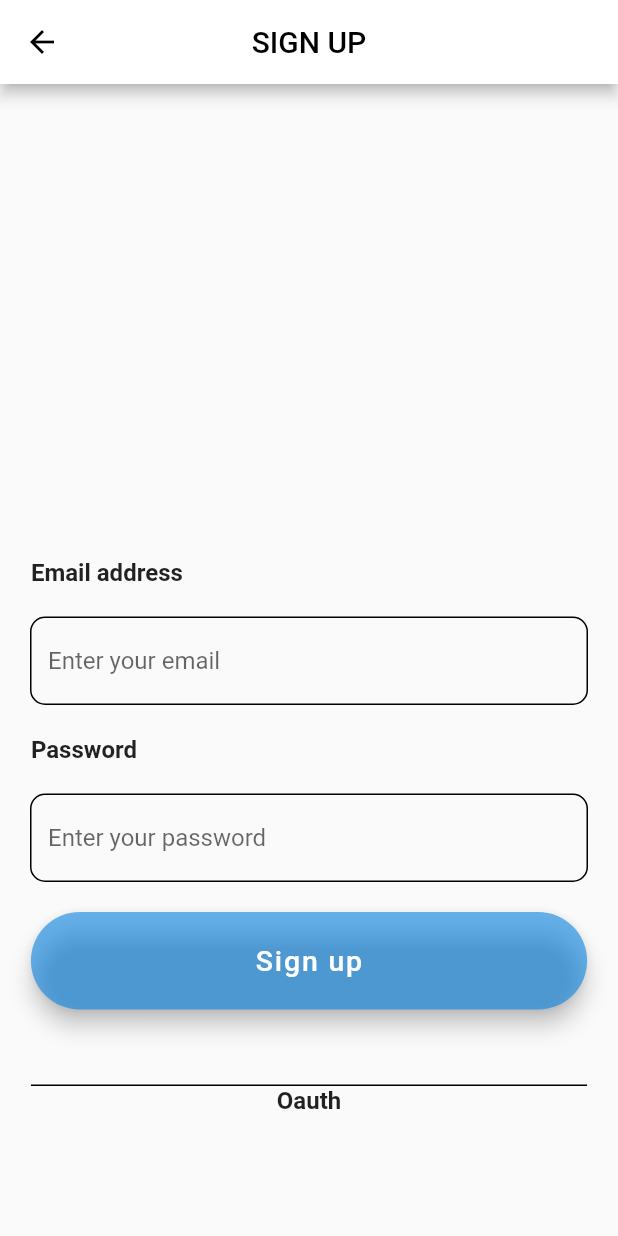
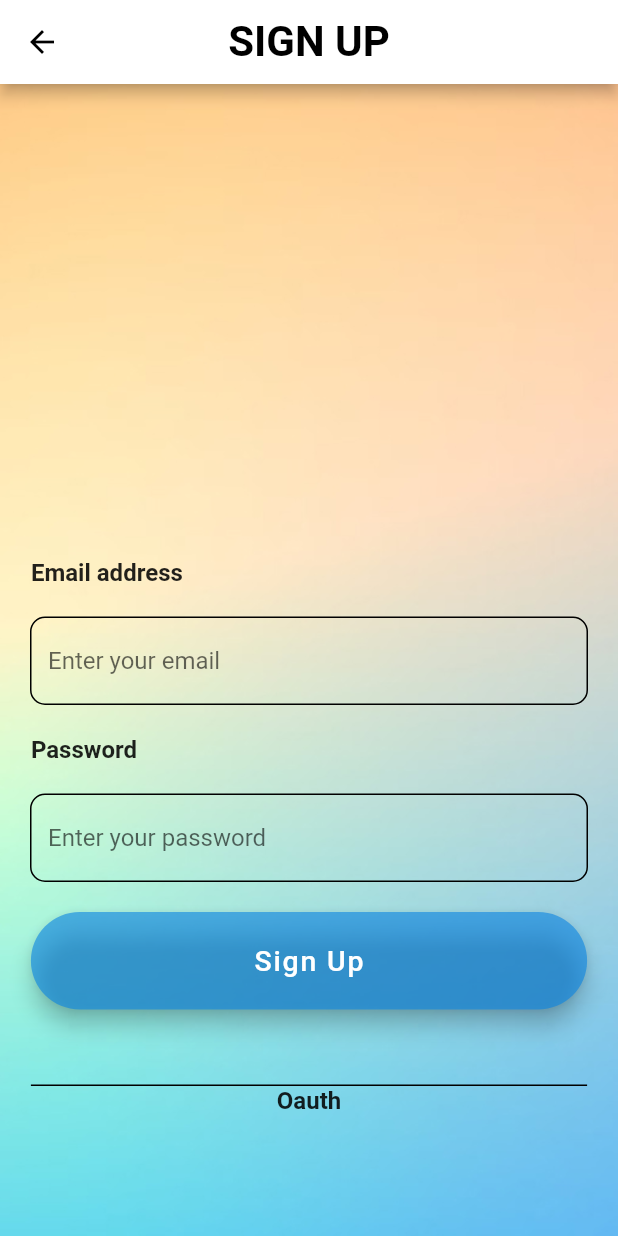
Before and after one commit to zachmae/AREA, a Flutter app: the screen it shows after launch, after a tap on "Sign Up", on a phone screen of 412 x 824 dp. Run offline on Flutter 3.47's test engine with Material 2 defaults, Android fonts, the phone set to English and light mode, and no system bars; network calls fail.

Commit message:
feat(mobile): :card_file_box: connection between front and back for the sign in/up

```diff
--- a/mobile/lib/layout/register.dart
+++ b/mobile/lib/layout/register.dart
@@ -5,13 +5,12 @@
 ** Wrote by Erwan Cariou <erwan1.cariou@epitech.eu>
 */
 
-import 'dart:convert';
-
 import 'package:area/model/flex_size.dart';
 import 'package:flutter/material.dart';
 import 'package:area/model/field.dart';
-import 'package:http/http.dart' as http;
 import 'package:area/layout/welcome.dart';
+import 'package:area/model/sign_appBar.dart';
+import 'package:area/requests/sign.dart';
 
 class RegisterPage extends StatefulWidget {
   const RegisterPage({Key? key}) : super(key: key);
@@ -25,33 +24,19 @@ class _RegisterPageState extends State<RegisterPage> {
   TextEditingController emailController = TextEditingController();
   TextEditingController passwordController = TextEditingController();
 
-  Future login(BuildContext context) async {
-    var url = Uri.http("http://127.0.0.1:7000/api/v1/sign", "/up");
-    var response = await http.post(url, body: {
-      "username" : emailController.text,
-      "password" : passwordController.text
-    });
-    var data = json.decode(response.body);
-
-    if (response.statusCode == 200 && data == 'ok') {
-      Navigator.push(context, MaterialPageRoute(
-          builder: (context) => const WelcomePage()));
-    }
-  }
-
   @override
   Widget build(BuildContext context) {
     return Scaffold(
-      appBar: AppBar(
-        leading: IconButton(
-        icon: const Icon(Icons.arrow_back, color: Colors.black),
-          onPressed: () => Navigator.push(context, MaterialPageRoute(
+        appBar: SignAppBar(title: 'SIGN UP', onBackPressed: () => Navigator.push(context, MaterialPageRoute(
             builder: (context) => const WelcomePage()))),
-        backgroundColor: Colors.white,
-        title: const Text('SIGN UP', style: TextStyle(color: Colors.black)),
-        centerTitle: true,
+        body: Container(
+          decoration: const BoxDecoration(
+            image: DecorationImage(
+              image: AssetImage('assets/background.jpg'),
+              fit: BoxFit.cover,
             ),
-        body: Column(
+          ),
+          child: Column(
             mainAxisAlignment: MainAxisAlignment.end,
             children: [
               SizedBox(width: perWidth(context, 90), child: const Text('Email address', style: TextStyle(fontSize: 16, fontWeight: FontWeight.bold))),
@@ -62,15 +47,16 @@ class _RegisterPageState extends State<RegisterPage> {
               SizedBox(width: perWidth(context, 90), child: const Text('Password', style: TextStyle(fontSize: 16, fontWeight: FontWeight.bold))),
               Padding(
                   padding: const EdgeInsets.all(20.0),
-              child: FieldWidget(hintText: 'Enter your password', controller: passwordController),
+                  child: FieldWidget(hintText: 'Enter your password', controller: passwordController, obscureText: true)
               ),
               SizedBox(
                   width: perWidth(context, 90),
                   height: 65,
                   child: FloatingActionButton(
                       shape: const RoundedRectangleBorder(borderRadius: BorderRadius.all(Radius.circular(50.0))),
-                    onPressed: () => login(context),
-                    child: const Text('Sign up',
+                      onPressed: () => register(onPressed: () => Navigator.push(context, MaterialPageRoute(
+                          builder: (context) => const WelcomePage())), email: emailController.text, password: passwordController.text),
+                      child: const Text('Sign Up',
                           style: TextStyle(
                             color: Colors.white,
                             fontSize: 19,
@@ -89,6 +75,7 @@ class _RegisterPageState extends State<RegisterPage> {
                   child: Text('Oauth',
                       style: TextStyle(fontSize: 16, fontWeight: FontWeight.bold))),
             ],
+          ),
         ));
   }
 }
--- a/mobile/lib/layout/welcome.dart
+++ b/mobile/lib/layout/welcome.dart
@@ -20,7 +20,14 @@ class _WelcomePageState extends State<WelcomePage> {
   @override
   Widget build(BuildContext context) {
     return Scaffold(
-        body: Column(children: [
+        body: Container(
+          decoration: const BoxDecoration(
+            image: DecorationImage(
+              image: AssetImage('assets/background.jpg'),
+              fit: BoxFit.cover,
+            ),
+          ),
+          child: Column(children: [
             SizedBox(height: perHeight(context, 10)),
             SizedBox(
               height: perHeight(context, 35),
@@ -30,6 +37,7 @@ class _WelcomePageState extends State<WelcomePage> {
             SizedBox(height: perHeight(context, 5)),
             signButton(context, false),
           ],),
+        ),
     );
   }
 
--- a/mobile/lib/model/field.dart
+++ b/mobile/lib/model/field.dart
@@ -10,15 +10,16 @@ import 'package:flutter/material.dart';
 class FieldWidget extends StatelessWidget {
   final String hintText;
   final Function ?onChanged;
-  TextEditingController controller;
+  final bool obscureText;
+  final TextEditingController controller;
 
-  FieldWidget({super.key, required this.hintText, required this.controller, this.onChanged});
+  const FieldWidget({super.key, required this.hintText, required this.controller, this.onChanged, this.obscureText = false});
 
   @override
   Widget build(BuildContext context) {
     return TextField(
       controller: controller,
-      obscureText: true,
+      obscureText: obscureText,
       decoration: InputDecoration(
         hintText: hintText,
         enabledBorder: OutlineInputBorder(
--- /dev/null
+++ b/mobile/lib/model/sign_appBar.dart
@@ -0,0 +1,31 @@
+/*
+** Copyright GETOUT SAS - All Rights Reserved
+** Unauthorized copying of this file, via any medium is strictly prohibited
+** Proprietary and confidential
+** Wrote by Erwan Cariou <erwan1.cariou@epitech.eu>
+*/
+
+import 'package:flutter/material.dart';
+
+class SignAppBar extends StatelessWidget with PreferredSizeWidget {
+  final String title;
+  final VoidCallback onBackPressed;
+
+  const SignAppBar({super.key, required this.title, required this.onBackPressed});
+
+  @override
+  Widget build(BuildContext context) {
+    return AppBar(
+      leading: IconButton(
+          icon: const Icon(Icons.arrow_back, color: Colors.black),
+          onPressed: onBackPressed),
+      backgroundColor: Colors.white,
+      title: Text(title, style: const TextStyle(color: Colors.black, fontWeight: FontWeight.bold, fontSize: 28)),
+      centerTitle: true,
+    );
+  }
+
+  @override
+  // TODO: implement preferredSize
+  Size get preferredSize => const Size.fromHeight(kToolbarHeight);//throw UnimplementedError();
+}
```
Also changed, not shown: mobile/lib/constants/api_path.dart (added, +12 -0 lines), mobile/lib/layout/login.dart (+14 -28 lines), mobile/lib/requests/sign.dart (added, +47 -0 lines), mobile/assets/background.jpg (added), 1 other file. Lines whose indentation alone changed are shown as unchanged.
